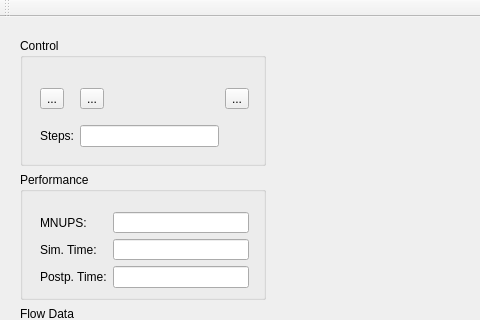
This is apps/pipe/pipe_viewer.ui in keva92/lgca as Qt 5 draws it before an edit; both pictures show x 0 to 480 and y 0 to 320 of the 1025 by 633 pixel window. The edited form follows.
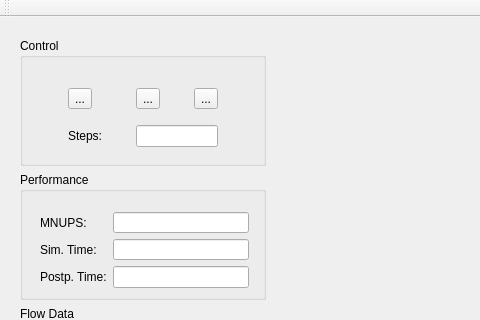
This is the edited form. Custom widgets are drawn as their Qt base class.

The edit to the form file:
```diff
--- a/apps/pipe/pipe_viewer.ui
+++ b/apps/pipe/pipe_viewer.ui
@@ -194,7 +194,10 @@
           <height>101</height>
          </rect>
         </property>
-        <layout class="QGridLayout" name="controlGridLayout" columnstretch="0,0,0" columnminimumwidth="0,0,0">
+        <layout class="QGridLayout" name="controlGridLayout" columnminimumwidth="0,0,0">
+         <property name="sizeConstraint">
+          <enum>QLayout::SetDefaultConstraint</enum>
+         </property>
          <item row="0" column="1">
           <widget class="QToolButton" name="pauseButton">
            <property name="text">
@@ -202,9 +205,6 @@
            </property>
           </widget>
          </item>
-         <item row="1" column="1">
-          <widget class="QLineEdit" name="stepsLineEdit"/>
-         </item>
          <item row="0" column="0">
           <widget class="QToolButton" name="playButton">
            <property name="text">
@@ -226,6 +226,9 @@
            </property>
           </widget>
          </item>
+         <item row="1" column="1" colspan="2">
+          <widget class="QLineEdit" name="stepsLineEdit"/>
+         </item>
         </layout>
        </widget>
       </widget>
```
Left out of the diff: 4 changed lines with no effect on the pictures.
